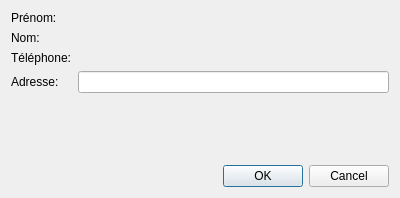
AlexandreGirardin/ProjetAnalyse, file InfoDynamiqueQt/Vues/vuegestionclient.ui: the form before one commit.
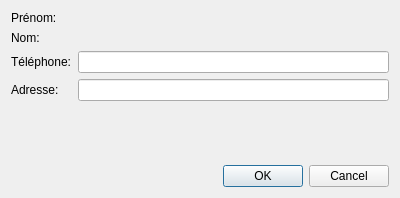
The form after the commit.

Patch:
```diff
--- a/InfoDynamiqueQt/Vues/vuegestionclient.ui
+++ b/InfoDynamiqueQt/Vues/vuegestionclient.ui
@@ -51,6 +51,9 @@
        </property>
       </widget>
      </item>
+     <item row="2" column="1">
+      <widget class="QLineEdit" name="champTelephone"/>
+     </item>
     </layout>
    </item>
    <item>
```
